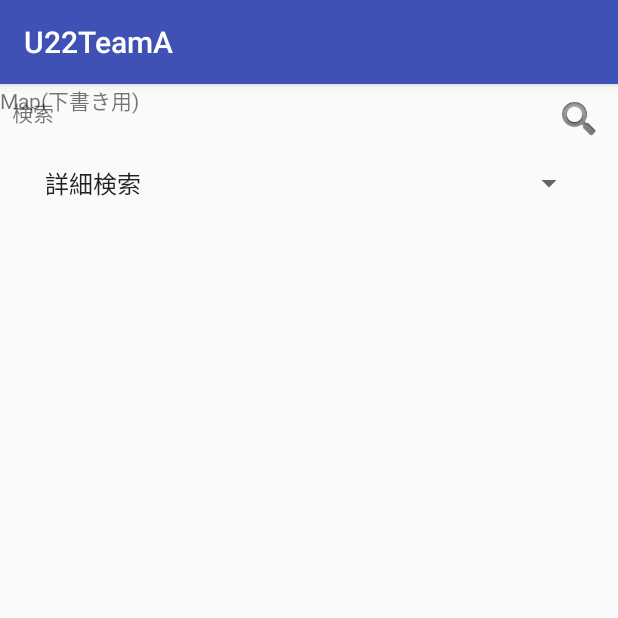
After one commit to tiger19816/u22_team_a_android, an Android app: the ProjectSearchActivity screen opened directly, with no data from a screen before it, on a phone screen of 412 x 824 dp, the top half of it. The commit adds this screen. Run offline under Robolectric (Android 15) with nearby library versions, the phone set to English and light mode, and no system bars.

Commit message:
プロジェクト検索 終了？ (#18)

```diff
--- a/U22TeamA/app/src/main/AndroidManifest.xml
+++ b/U22TeamA/app/src/main/AndroidManifest.xml
@@ -16,6 +16,7 @@
                 <category android:name="android.intent.category.LAUNCHER" />
             </intent-filter>
         </activity>
+        <activity android:name=".ProjectSearchActivity"></activity>
         <activity android:name=".ProjectDetailActivyty"></activity>
         <activity android:name=".NewProjectPostsScreenActivity" />
     </application>
--- /dev/null
+++ b/U22TeamA/app/src/main/java/a/team/works/u22/hal/u22teama/ProjectSearchActivity.java
@@ -0,0 +1,13 @@
+package a.team.works.u22.hal.u22teama;
+
+import android.support.v7.app.AppCompatActivity;
+import android.os.Bundle;
+
+public class ProjectSearchActivity extends AppCompatActivity {
+
+    @Override
+    protected void onCreate(Bundle savedInstanceState) {
+        super.onCreate(savedInstanceState);
+        setContentView(R.layout.activity_project_search);
+    }
+}
--- /dev/null
+++ b/U22TeamA/app/src/main/res/layout/activity_project_search.xml
@@ -0,0 +1,65 @@
+<?xml version="1.0" encoding="utf-8"?>
+<android.support.constraint.ConstraintLayout xmlns:android="http://schemas.android.com/apk/res/android"
+    xmlns:app="http://schemas.android.com/apk/res-auto"
+    xmlns:tools="http://schemas.android.com/tools"
+    android:layout_width="match_parent"
+    android:layout_height="match_parent"
+    tools:context=".ProjectSearchActivity">
+
+    <TextView
+        android:id="@+id/tv_SearchInfo"
+        android:layout_width="0dp"
+        android:layout_height="0dp"
+        android:layout_marginBottom="8dp"
+        android:layout_marginEnd="8dp"
+        android:layout_marginLeft="8dp"
+        android:layout_marginRight="8dp"
+        android:layout_marginStart="8dp"
+        android:layout_marginTop="8dp"
+        android:text="@string/tv_SearchInfo"
+        app:layout_constraintBottom_toTopOf="@+id/guideline"
+        app:layout_constraintEnd_toStartOf="@+id/bt_Search"
+        app:layout_constraintStart_toStartOf="parent"
+        app:layout_constraintTop_toTopOf="parent" />
+
+    <ImageView
+        android:id="@+id/bt_Search"
+        android:layout_width="36dp"
+        android:layout_height="31dp"
+        android:layout_marginEnd="8dp"
+        android:layout_marginRight="8dp"
+        android:layout_marginTop="8dp"
+        app:layout_constraintEnd_toEndOf="parent"
+        app:layout_constraintTop_toTopOf="parent"
+        app:srcCompat="@android:drawable/ic_search_category_default" />
+
+    <android.support.constraint.Guideline
+        android:id="@+id/guideline"
+        android:layout_width="wrap_content"
+        android:layout_height="wrap_content"
+        android:orientation="horizontal"
+        app:layout_constraintGuide_begin="46dp" />
+
+    <Spinner
+        android:id="@+id/spinner_DetailedDesignatedSearch"
+        android:layout_width="368dp"
+        android:layout_height="24dp"
+        android:layout_marginEnd="8dp"
+        android:layout_marginLeft="8dp"
+        android:layout_marginRight="8dp"
+        android:layout_marginStart="8dp"
+        android:layout_marginTop="8dp"
+        android:entries="@array/spinner_DetailedDesignatedSearch"
+        app:layout_constraintEnd_toEndOf="parent"
+        app:layout_constraintStart_toStartOf="parent"
+        app:layout_constraintTop_toTopOf="@+id/guideline" />
+
+    <TextView
+        android:id="@+id/textView2"
+        android:layout_width="295dp"
+        android:layout_height="310dp"
+        android:text="Map(下書き用)"
+        tools:layout_editor_absoluteX="45dp"
+        tools:layout_editor_absoluteY="138dp" />
+
+</android.support.constraint.ConstraintLayout>
--- a/U22TeamA/app/src/main/res/values/strings.xml
+++ b/U22TeamA/app/src/main/res/values/strings.xml
@@ -1,5 +1,9 @@
 <resources>
     <string name="app_name">U22TeamA</string>
+    <string-array name="spinner_DetailedDesignatedSearch">
+        <item>詳細検索</item>
+    </string-array>
+    <string name="tv_SearchInfo">検索</string>
     <string name="tv_yean">￥</string>
     <string name="tv_fundRaising">現在 :</string>
     <string name="tv_place">場所 :</string>
```
